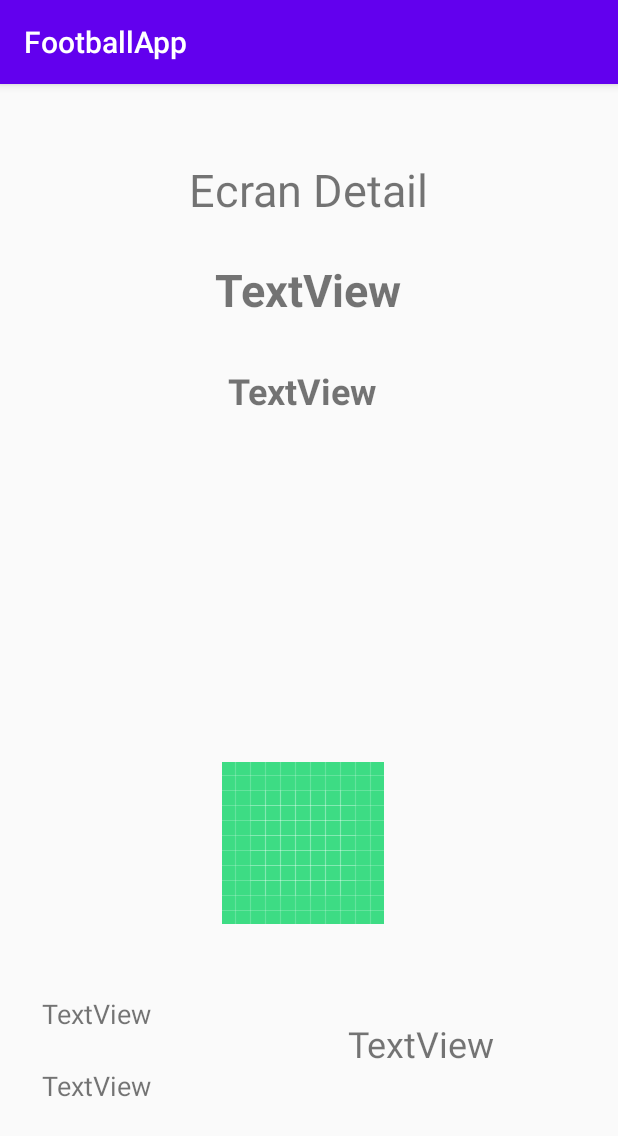
After one commit to rayanecher/FootballApp, an Android app: the DetailActivity screen opened directly, with no data from a screen before it, on a phone screen of 412 x 824 dp. The commit adds this screen. Shown: the top 1136 px of the screen. Run offline under Robolectric (Android 15) with nearby library versions, the phone set to English and light mode, and no system bars; our stand-ins replace Picasso; pictures from the network do not load; 7 statements that could not run were skipped.

Commit message:
Add detail with data + design

```diff
--- a/app/src/main/AndroidManifest.xml
+++ b/app/src/main/AndroidManifest.xml
@@ -16,6 +16,7 @@
                 <category android:name="android.intent.category.LAUNCHER" />
             </intent-filter>
         </activity>
+        <activity android:name=".presentation.view.DetailActivity"/>
     </application>
 
 </manifest>
--- a/app/src/main/java/com/example/footballapp/Constants.java
+++ b/app/src/main/java/com/example/footballapp/Constants.java
@@ -4,7 +4,9 @@ public class Constants {
 
    public static final String BASE_URL = "https://raw.githubusercontent.com/rayanecher/FootballApp/master/";
 
+
     public static String KEY_psgTEAM_LIST="jsonpsgTeamList";
 
 
+
 }
--- a/app/src/main/java/com/example/footballapp/presentation/model/RestFootballResponse.java
+++ b/app/src/main/java/com/example/footballapp/presentation/model/RestFootballResponse.java
@@ -4,32 +4,7 @@ import java.util.List;
 
 public class RestFootballResponse {
 
-    private String name;
-    private String shortName;
-    private String website;
-    private Integer founded;
-    private String clubColors;
     private List<psgTeam> squad;
-
-    public String getName() {
-        return name;
-    }
-
-    public String getShortName() {
-        return shortName;
-    }
-
-    public String getWebsite() {
-        return website;
-    }
-
-    public Integer getFounded() {
-        return founded;
-    }
-
-    public String getClubColors() {
-        return clubColors;
-    }
 
     public List<psgTeam> getSquad() {
         return squad;
--- a/app/src/main/java/com/example/footballapp/presentation/model/psgTeam.java
+++ b/app/src/main/java/com/example/footballapp/presentation/model/psgTeam.java
@@ -4,7 +4,7 @@ public class psgTeam {
 
 private String name;
 private Integer number;
-private Integer age;
+private String age;
 private String position;
 private String dateOfBirth;
 private String nationality;
@@ -18,7 +18,7 @@ private String url;
         return number;
     }
 
-    public Integer getAge() {
+    public String getAge() {
         return age;
     }
 
--- /dev/null
+++ b/app/src/main/java/com/example/footballapp/presentation/view/DetailActivity.java
@@ -0,0 +1,58 @@
+package com.example.footballapp.presentation.view;
+
+import android.content.Intent;
+import android.os.Bundle;
+import android.sax.TextElementListener;
+import android.widget.ImageView;
+import android.widget.TextView;
+
+import androidx.appcompat.app.AppCompatActivity;
+
+import com.example.footballapp.R;
+import com.example.footballapp.Singletons;
+import com.example.footballapp.presentation.model.psgTeam;
+import com.squareup.picasso.Picasso;
+
+public class DetailActivity extends AppCompatActivity {
+
+
+private TextView textDetail;
+private TextView text_Number;
+private TextView text_Position;
+private TextView text_Age;
+private TextView text_DateOfBirth;
+private  TextView text_Nationality;
+private ImageView image_Joueur;
+
+
+    @Override
+    protected void onCreate(Bundle savedInstanceState) {
+        super.onCreate(savedInstanceState);
+        setContentView(R.layout.activity_detail);
+
+        textDetail = findViewById(R.id.detail_txt);
+        text_Number = findViewById(R.id.textView2);
+        image_Joueur = findViewById(R.id.imageView);
+        text_Position = findViewById(R.id.textView3);
+        text_Age = findViewById(R.id.textView4);
+        text_DateOfBirth = findViewById(R.id.textView5);
+        text_Nationality = findViewById(R.id.textView6);
+        Intent intent = getIntent();
+        String psgTeamJson = intent.getStringExtra("psgTeamKey");
+        psgTeam psgteam = Singletons.getGson().fromJson(psgTeamJson, psgTeam.class);
+        showDetail (psgteam);
+
+    }
+
+    private void showDetail(psgTeam psgteam) {
+
+        textDetail.setText(psgteam.getName());
+        text_Number.setText(Integer.toString(psgteam.getNumber()));
+        Picasso.get().load(psgteam.getUrl()).into(image_Joueur);
+        text_Position.setText(psgteam.getPosition());
+        text_Age.setText(psgteam.getAge());
+        text_DateOfBirth.setText(psgteam.getDateOfBirth());
+        text_Nationality.setText(psgteam.getNationality());
+
+    }
+}
--- a/app/src/main/java/com/example/footballapp/presentation/view/MainActivity.java
+++ b/app/src/main/java/com/example/footballapp/presentation/view/MainActivity.java
@@ -4,6 +4,8 @@ import androidx.appcompat.app.AppCompatActivity;
 import androidx.recyclerview.widget.LinearLayoutManager;
 import androidx.recyclerview.widget.RecyclerView;
 
+import android.app.Activity;
+import android.content.Intent;
 import android.os.Bundle;
 import android.widget.Toast;
 
@@ -21,6 +23,7 @@ public class MainActivity extends AppCompatActivity {
     private ListAdapter mAdapter;
     private RecyclerView.LayoutManager layoutManager;
     private MainController controller;
+
 
 
     @Override
@@ -65,7 +68,10 @@ public class MainActivity extends AppCompatActivity {
     }
 
     public void navigateToDetails(psgTeam psgTeam) {
-        Toast.makeText(getApplicationContext(), "TODO NAVIGATE", Toast.LENGTH_SHORT).show();
+        Intent myIntent = new Intent(MainActivity.this, DetailActivity.class);
+       myIntent.putExtra("psgTeamKey", Singletons.getGson().toJson(psgTeam));
+
+     MainActivity.this.startActivity(myIntent);
 
     }
 }
--- /dev/null
+++ b/app/src/main/res/layout/activity_detail.xml
@@ -0,0 +1,98 @@
+<?xml version="1.0" encoding="utf-8"?>
+<androidx.constraintlayout.widget.ConstraintLayout
+    xmlns:android="http://schemas.android.com/apk/res/android"
+    xmlns:app="http://schemas.android.com/apk/res-auto"
+    xmlns:tools="http://schemas.android.com/tools"
+    android:layout_width="match_parent"
+    android:layout_height="match_parent"
+    tools:context=".presentation.view.MainActivity">
+
+    <TextView
+        android:id="@+id/detail_txt"
+        android:layout_width="wrap_content"
+        android:layout_height="wrap_content"
+        android:text="@string/detail_text_description"
+        android:textSize="30sp"
+        app:layout_constraintBottom_toBottomOf="parent"
+        app:layout_constraintEnd_toEndOf="parent"
+        app:layout_constraintHorizontal_bias="0.498"
+        app:layout_constraintStart_toStartOf="parent"
+        app:layout_constraintTop_toTopOf="parent"
+        app:layout_constraintVertical_bias="0.069" />
+
+    <TextView
+        android:id="@+id/textView2"
+        android:layout_width="wrap_content"
+        android:layout_height="wrap_content"
+        android:text="TextView"
+        android:textSize="30sp"
+        android:textStyle="bold"
+        app:layout_constraintBottom_toBottomOf="parent"
+        app:layout_constraintEnd_toEndOf="parent"
+        app:layout_constraintHorizontal_bias="0.498"
+        app:layout_constraintStart_toStartOf="parent"
+        app:layout_constraintTop_toBottomOf="@+id/detail_txt"
+        app:layout_constraintVertical_bias="0.041" />
+
+    <ImageView
+        android:id="@+id/imageView"
+        android:layout_width="wrap_content"
+        android:layout_height="wrap_content"
+        android:layout_marginStart="148dp"
+        android:layout_marginLeft="148dp"
+        android:layout_marginBottom="208dp"
+        app:layout_constraintBottom_toBottomOf="parent"
+        app:layout_constraintStart_toStartOf="parent"
+        app:srcCompat="@drawable/ic_launcher_background" />
+
+    <TextView
+        android:id="@+id/textView3"
+        android:layout_width="wrap_content"
+        android:layout_height="wrap_content"
+        android:layout_marginStart="152dp"
+        android:layout_marginLeft="152dp"
+        android:layout_marginTop="188dp"
+        android:text="TextView"
+        android:textSize="24sp"
+        android:textStyle="bold"
+        app:layout_constraintStart_toStartOf="parent"
+        app:layout_constraintTop_toTopOf="parent" />
+
+    <TextView
+        android:id="@+id/textView4"
+        android:layout_width="wrap_content"
+        android:layout_height="wrap_content"
+        android:layout_marginStart="28dp"
+        android:layout_marginLeft="28dp"
+        android:layout_marginBottom="136dp"
+        android:text="TextView"
+        android:textSize="18sp"
+        app:layout_constraintBottom_toBottomOf="parent"
+        app:layout_constraintStart_toStartOf="parent" />
+
+    <TextView
+        android:id="@+id/textView5"
+        android:layout_width="wrap_content"
+        android:layout_height="wrap_content"
+        android:layout_marginStart="28dp"
+        android:layout_marginLeft="28dp"
+        android:layout_marginBottom="88dp"
+        android:text="TextView"
+        android:textSize="18sp"
+        app:layout_constraintBottom_toBottomOf="parent"
+        app:layout_constraintStart_toStartOf="parent" />
+
+    <TextView
+        android:id="@+id/textView6"
+        android:layout_width="wrap_content"
+        android:layout_height="wrap_content"
+        android:layout_marginStart="232dp"
+        android:layout_marginLeft="232dp"
+        android:layout_marginBottom="112dp"
+        android:text="TextView"
+        android:textSize="24sp"
+        app:layout_constraintBottom_toBottomOf="parent"
+        app:layout_constraintStart_toStartOf="parent" />
+
+
+</androidx.constraintlayout.widget.ConstraintLayout>
--- a/app/src/main/res/values/strings.xml
+++ b/app/src/main/res/values/strings.xml
@@ -1,3 +1,4 @@
 <resources>
     <string name="app_name">FootballApp</string>
+    <string name="detail_text_description">Ecran Detail</string>
 </resources>
```
